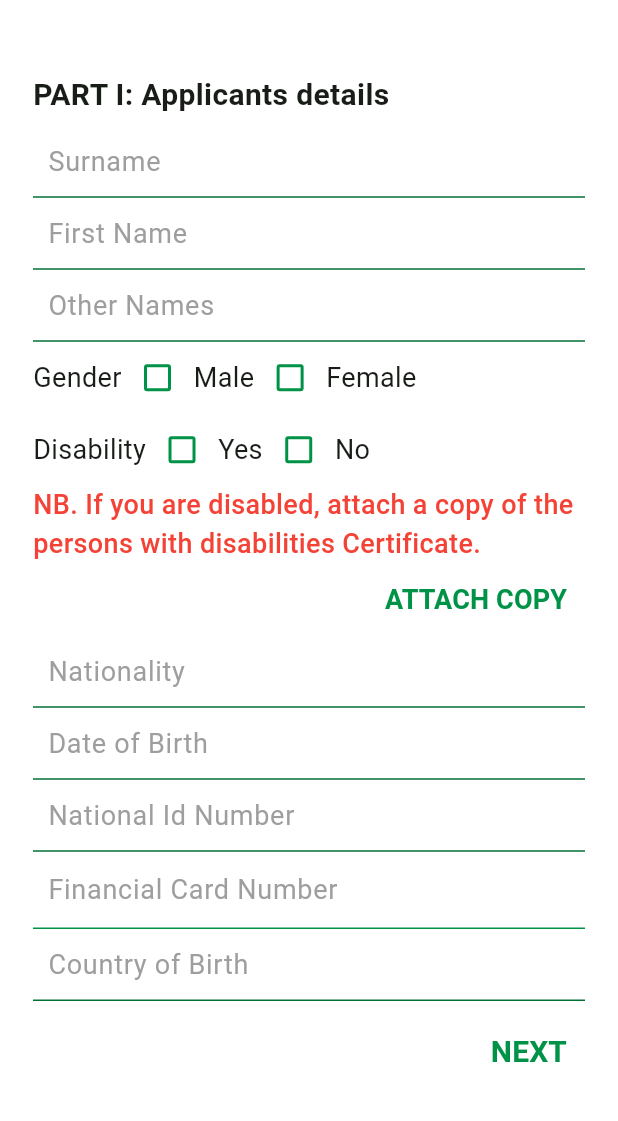
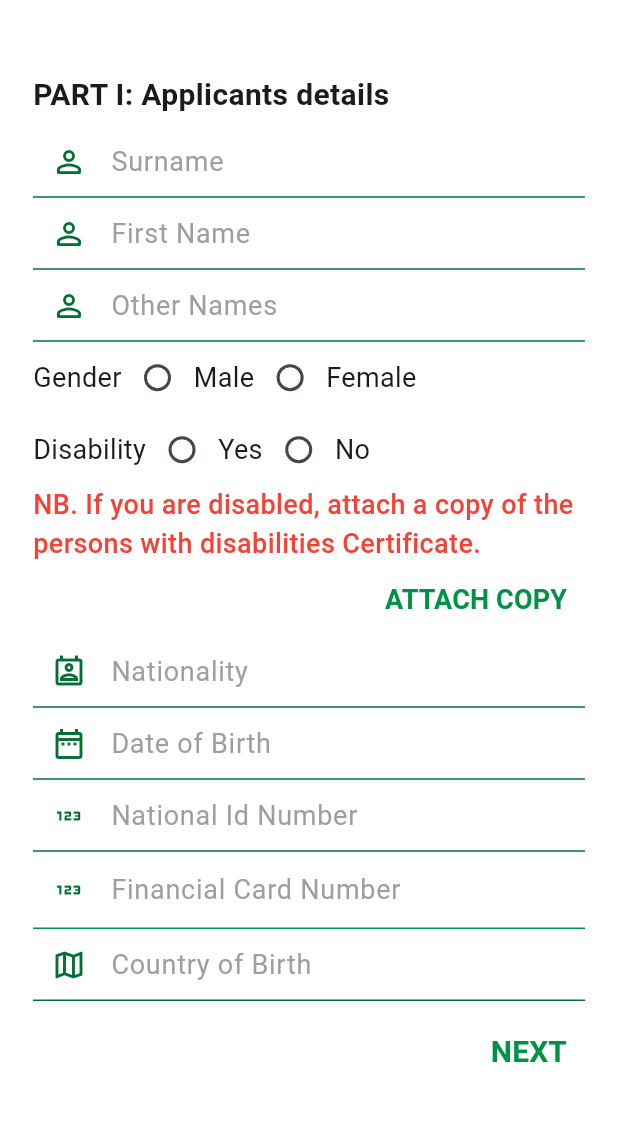
Before and after one commit to andrewkah/MUK_Student_Loan, a Flutter app: the ApplicationScreen1 screen opened directly, on a phone screen of 412 x 824 dp, the part 75-1196 px from its top. Run offline on Flutter 3.47's test engine with Material 3 defaults, Android fonts, the phone set to English and light mode, and no system bars; drawn by our look-alikes of flutter_form_builder; our stand-ins replace firebase_auth, firebase_core, form_builder_validators, get, google_maps_flutter; accounts and stored records are empty.

Commit message:
Added prefixIcon and its color

```diff
--- a/lib/app_screens/application_screen_1.dart
+++ b/lib/app_screens/application_screen_1.dart
@@ -14,8 +14,7 @@ class _ApplicationScreen1State extends State<ApplicationScreen1> {
   final _formKey = GlobalKey<FormBuilderState>();
   bool male = false;
   bool female = false;
-  bool yes = false;
-  bool no = false;
+  String? _selectedAnswer1 = 'no';
 
   final TextEditingController firstNameController = TextEditingController();
 
@@ -61,67 +60,85 @@ class _ApplicationScreen1State extends State<ApplicationScreen1> {
                         name: "surname",
                         controller: surNameController,
                         fieldLabel: 'Surname',
+                        prefixIcon: Icons.person_outline_rounded,
                       ),
                       CustomTextField(
                           name: "firstName",
                           controller: firstNameController,
-                          fieldLabel: "First Name"),
+                          fieldLabel: "First Name",
+                        prefixIcon: Icons.person_outline_rounded,
+                      ),
                       CustomTextField(
                           name: "other_names",
                           controller: otherNamesController,
-                          fieldLabel: "Other Names"),
+                          fieldLabel: "Other Names",
+                        prefixIcon: Icons.person_outline_rounded,
+                      ),
                       Row(
                         children: [
                           const Text("Gender", style: TextStyle(fontSize: 18),),
-                          Checkbox(
-                              value: male,
-                              side: MaterialStateBorderSide.resolveWith((states) =>
-                                  const BorderSide(width: 2.0, color: Color.fromARGB(255, 0, 147, 71))),
-                              activeColor: const Color.fromARGB(255, 0, 147, 71),
-                              onChanged: (bool? value) {
+                          Row(
+                            children: [
+                              Radio(
+                                  value: 'yes1', // Set a group value for radio buttons
+                                  groupValue: _selectedAnswer1,
+                                  onChanged: (value) {
                                     setState(() {
-                                  male = value!;
+                                      _selectedAnswer1 = value;
                                     });
                                   }),
-                          const Text("Male", style: TextStyle(fontSize: 18),),
-                          Checkbox(
-                              value: female,
-                              side: MaterialStateBorderSide.resolveWith((states) =>
-                                  const BorderSide(width: 2.0, color: Color.fromARGB(255, 0, 147, 71))),
-                              activeColor: const Color.fromARGB(255, 0, 147, 71),
-                              onChanged: (bool? value) {
+                              const Text("Male", style: TextStyle(fontSize: 18)),
+                            ],
+                          ),
+                          Row(
+                            children: [
+                              Radio(
+                                  value: 'no1',
+                                  groupValue: _selectedAnswer1,
+                                  onChanged: (value) {
                                     setState(() {
-                                  female = value!;
+                                      _selectedAnswer1 = value;
                                     });
                                   }),
-                          const Text("Female", style: TextStyle(fontSize: 18),),
+                              const Text("Female", style: TextStyle(fontSize: 18)),
+                            ],
+                          ),
                         ],
                       ),
                       Row(
                         children: [
                           const Text("Disability", style: TextStyle(fontSize: 18),),
-                          Checkbox(
-                              value: yes,
-                              side: MaterialStateBorderSide.resolveWith((states) =>
-                                  const BorderSide(width: 2.0, color: Color.fromARGB(255, 0, 147, 71))),
-                              activeColor: const Color.fromARGB(255, 0, 147, 71),
-                              onChanged: (bool? value) {
+                          Row(
+                            mainAxisAlignment: MainAxisAlignment.spaceEvenly,
+                            children: [
+                              Row(
+                                children: [
+                                  Radio(
+                                      value: 'yes2', // Set a group value for radio buttons
+                                      groupValue: _selectedAnswer1,
+                                      onChanged: (value) {
                                         setState(() {
-                                  yes = value!;
+                                          _selectedAnswer1 = value;
                                         });
                                       }),
-                          const Text("Yes", style: TextStyle(fontSize: 18),),
-                          Checkbox(
-                              value: no,
-                              side: MaterialStateBorderSide.resolveWith((states) =>
-                                  const BorderSide(width: 2.0, color: Color.fromARGB(255, 0, 147, 71))),
-                              activeColor: const Color.fromARGB(255, 0, 147, 71),
-                              onChanged: (bool? value) {
+                                  const Text("Yes", style: TextStyle(fontSize: 18)),
+                                ],
+                              ),
+                              Row(
+                                children: [
+                                  Radio(
+                                      value: 'no2',
+                                      groupValue: _selectedAnswer1,
+                                      onChanged: (value) {
                                         setState(() {
-                                  no = value!;
+                                          _selectedAnswer1 = value;
                                         });
                                       }),
-                          const Text("No", style: TextStyle(fontSize: 18),),
+                                  const Text("No", style: TextStyle(fontSize: 18)),
+                                ],
+                              ),
+                            ],
+                          ),
                         ],
                       ),
                       const Text(
@@ -146,14 +163,18 @@ class _ApplicationScreen1State extends State<ApplicationScreen1> {
                       CustomTextField(
                           name: "nationality",
                           controller: nationalityController,
-                          fieldLabel: "Nationality"),
+                          fieldLabel: "Nationality",
+                        prefixIcon: Icons.perm_contact_cal_outlined,
+                      ),
                       CustomTextField(
                           name: "Dob",
                           controller: dobController,
-                          fieldLabel: "Date of Birth"),
-                      CustomTextField(name: "NationalID", controller: idController, fieldLabel: "National Id Number"),
+                          fieldLabel: "Date of Birth",
+                        prefixIcon: Icons.date_range_outlined,
+                      ),
+                      CustomTextField(name: "NationalID", controller: idController, fieldLabel: "National Id Number", prefixIcon: Icons.onetwothree_outlined,),
                       CustomNumberField(name: "Financial Card", controller: financialCardController, fieldLabel: "Financial Card Number"),
-                      CustomTextField(name: "Country", controller: countryOfController, fieldLabel: "Country of Birth"),
+                      CustomTextField(name: "Country", controller: countryOfController, fieldLabel: "Country of Birth", prefixIcon: Icons.map_outlined,),
                       const SizedBox( height: 10,),
                       Align(
                         alignment: Alignment.centerRight,
--- a/lib/app_screens/application_screen_3.dart
+++ b/lib/app_screens/application_screen_3.dart
@@ -12,9 +12,9 @@ class ApplicationScreen3 extends StatefulWidget {
 
 class _ApplicationScreen3State extends State<ApplicationScreen3> {
   final _formKey2 = GlobalKey<FormBuilderState>();
-  String? _selectedAnswer1 = 'no1';
-  String? _selectedAnswer2 = 'no2';
-  String? _selectedLoanCategory = '25';
+  String? _selectedAnswer1 = 'no';
+  String? _selectedAnswer2 = 'no';
+  String? _selectedLoanCategory = '0';
 
   @override
   Widget build(BuildContext context) {
--- a/lib/widgets/custom_form_builder_fields.dart
+++ b/lib/widgets/custom_form_builder_fields.dart
@@ -6,11 +6,13 @@ class CustomTextField extends StatelessWidget {
   final String name;
   final TextEditingController controller;
   final String fieldLabel;
+  final IconData? prefixIcon;
+
   const CustomTextField(
       {super.key,
       required this.name,
       required this.controller,
-      required this.fieldLabel});
+      required this.fieldLabel, this.prefixIcon});
 
   @override
   Widget build(BuildContext context) {
@@ -36,7 +38,10 @@ class CustomTextField extends StatelessWidget {
           ),
           focusedBorder: const UnderlineInputBorder(
             borderSide: BorderSide(color: Color.fromARGB(255, 3, 112, 53), width: 3),
-          )),
+          ),
+        prefixIcon: Icon(prefixIcon),
+        prefixIconColor: const Color.fromARGB(255, 3, 112, 53),
+      ),
     );
   }
 }
@@ -78,6 +83,7 @@ class CustomPasswordField extends StatelessWidget {
             borderSide: BorderSide(color: Color.fromARGB(255, 3, 112, 53), width: 3),
           ),
           prefixIcon: const Icon(Icons.password_outlined),
+        prefixIconColor: const Color.fromARGB(255, 3, 112, 53),
       ),
     );
   }
@@ -121,6 +127,7 @@ class CustomEmailField extends StatelessWidget {
             borderSide: BorderSide(color: Color.fromARGB(255, 3, 112, 53), width: 3),
           ),
           prefixIcon: const Icon(Icons.email_outlined),
+        prefixIconColor: const Color.fromARGB(255, 3, 112, 53),
       ),
     );
   }
@@ -163,7 +170,10 @@ class CustomNumberField extends StatelessWidget {
           ),
           focusedBorder: const UnderlineInputBorder(
             borderSide: BorderSide(color: Color.fromARGB(255, 0, 147, 71), width: 3),
-          )),
+          ),
+        prefixIcon: const Icon(Icons.onetwothree_outlined),
+        prefixIconColor: const Color.fromARGB(255, 3, 112, 53),
+      ),
     );
   }
 }
```
Also changed, not shown: lib/app_screens/application_screen_2.dart (+20 -6 lines), lib/auth_screens/registration_screen.dart (+19 -9 lines). Lines whose indentation alone changed are shown as unchanged.
